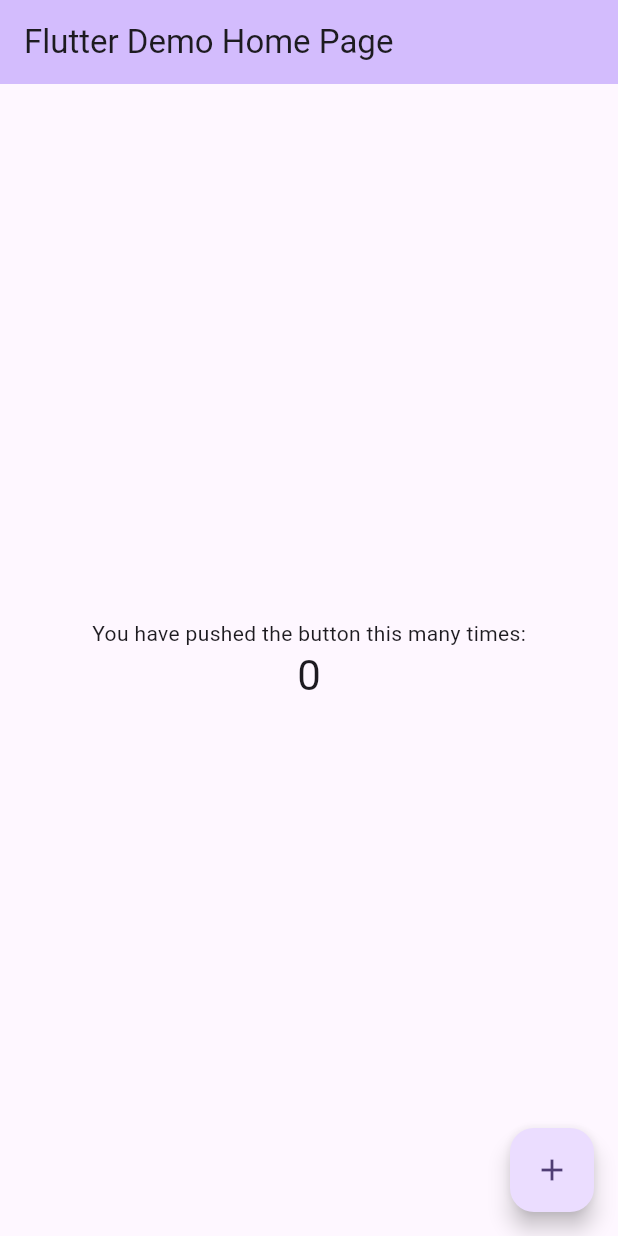
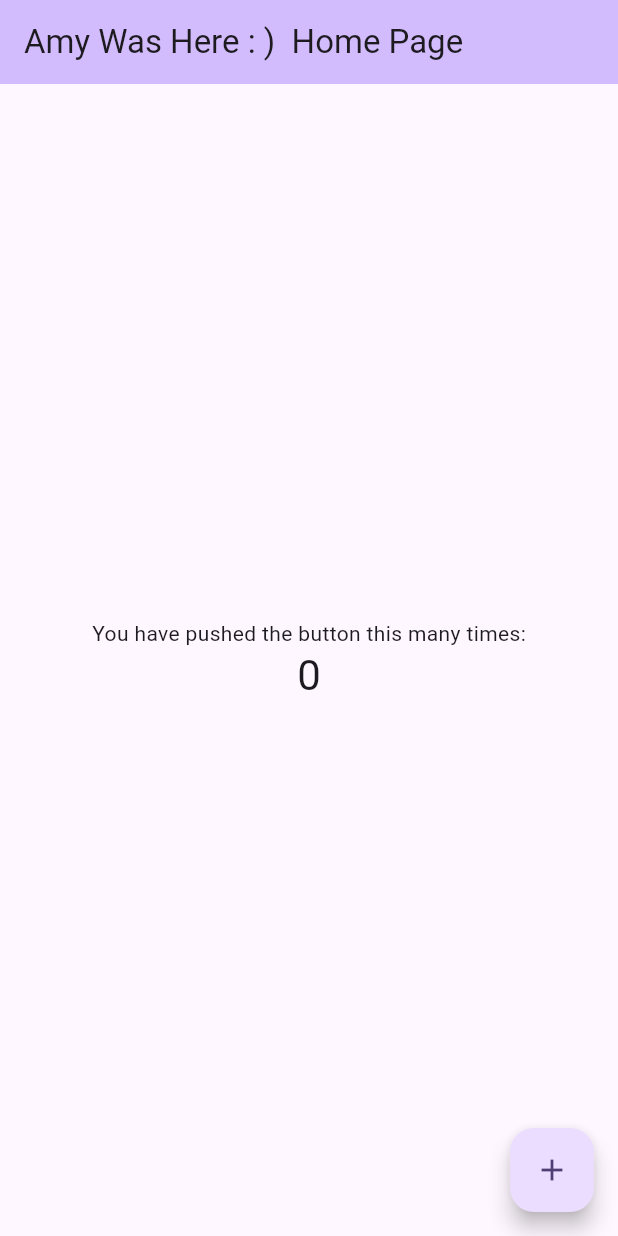
Before and after one commit to loraavie/flutter_application_8, a Flutter app: the screen it shows after launch, on a phone screen of 412 x 824 dp. Run offline on Flutter 3.47's test engine with Material 3 defaults, Android fonts, the phone set to English and light mode, and no system bars.

Commit message:
Update main.dart

```diff
--- a/lib/main.dart
+++ b/lib/main.dart
@@ -31,7 +31,7 @@ class MyApp extends StatelessWidget {
         colorScheme: ColorScheme.fromSeed(seedColor: Colors.deepPurple),
         useMaterial3: true,
       ),
-      home: const MyHomePage(title: 'Flutter Demo Home Page'),
+      home: const MyHomePage(title: 'Amy Was Here : )  Home Page'),
     );
   }
 }
```
